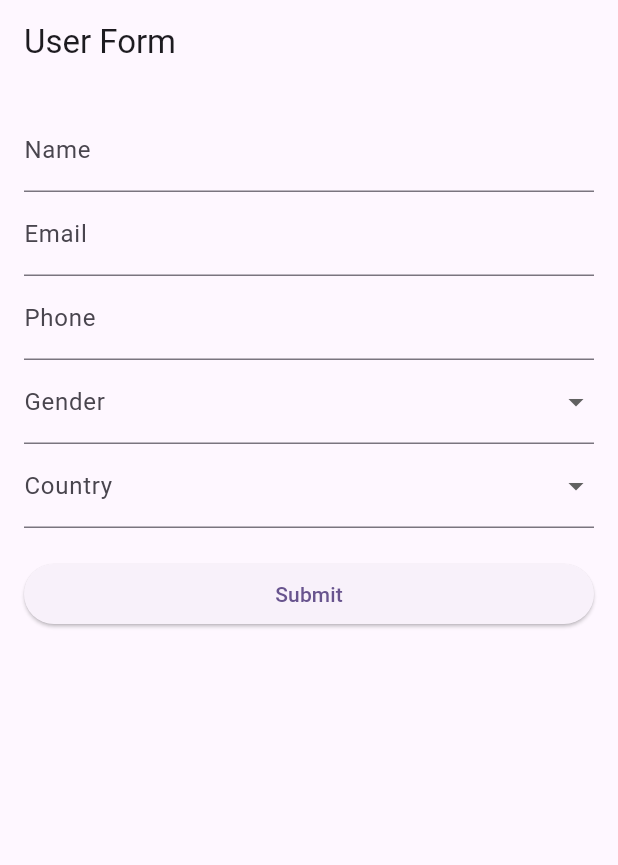
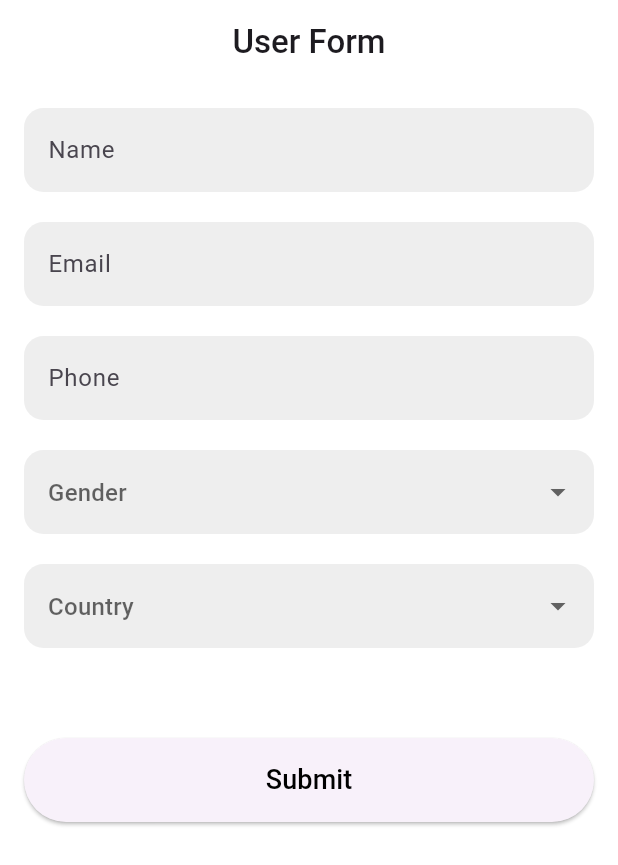
Before and after one commit to kanhaiya3152/zentro, a Flutter app: the FormScreen screen opened directly, on a phone screen of 412 x 824 dp. Shown: the top 865 px of the screen. Run offline on Flutter 3.47's test engine with Material 3 defaults, Android fonts, the light colour scheme and no system bars; our stand-ins replace equatable, flutter_bloc, just_audio, rxdart; network calls fail.

Commit message:
Refactor FormScreen: update form fields with improved UI, add more states and cities, and enhance form submission feedback

```diff
--- a/lib/form.dart
+++ b/lib/form.dart
@@ -20,15 +20,18 @@ class _FormScreenState extends State<FormScreen> {
   String? _state;
   String? _city;
 
-  final List<String> genders = ['Male', 'Female', 'Other'];
+  final List<String> genders = ['Male', 'Female'];
   final List<String> countries = ['India', 'USA'];
   final Map<String, List<String>> states = {
-    'India': ['Delhi', 'Maharashtra'],
+    'India': ['Delhi', 'Maharashtra', 'West Bengal', 'Jharkhand', 'Bihar'],
     'USA': ['California', 'Texas']
   };
   final Map<String, List<String>> cities = {
     'Delhi': ['New Delhi'],
     'Maharashtra': ['Mumbai', 'Pune'],
+    'West Bengal': ['Kolkata'],
+    'Jharkhand': ['Ranchi'],
+    'Bihar': ['Patna'],
     'California': ['Los Angeles', 'San Francisco'],
     'Texas': ['Houston', 'Dallas']
   };
@@ -36,7 +39,15 @@ class _FormScreenState extends State<FormScreen> {
   @override
   Widget build(BuildContext context) {
     return Scaffold(
-      appBar: AppBar(title: const Text('User Form')),
+      backgroundColor: Colors.white,
+      appBar: AppBar(
+        backgroundColor: Colors.white,
+        title: const Text(
+          'User Form',
+          style: TextStyle(fontWeight: FontWeight.w500),
+        ),
+        centerTitle: true,
+      ),
       body: Padding(
         padding: const EdgeInsets.all(16.0),
         child: Form(
@@ -45,31 +56,93 @@ class _FormScreenState extends State<FormScreen> {
             children: [
               TextFormField(
                 controller: _nameController,
-                decoration: const InputDecoration(labelText: 'Name'),
-                validator: (value) => value == null || value.isEmpty ? 'Enter name' : null,
+                decoration: InputDecoration(
+                  hintText: 'Name',
+                  filled: true,
+                  fillColor: Colors.grey[200],
+                  border: OutlineInputBorder(
+                    borderRadius: BorderRadius.circular(13),
+                    borderSide: BorderSide.none,
+                  ),
+                ),
+                validator: (value) =>
+                    value == null || value.isEmpty ? 'Enter name' : null,
+              ),
+              const SizedBox(
+                height: 20,
               ),
               TextFormField(
                 controller: _emailController,
-                decoration: const InputDecoration(labelText: 'Email'),
-                validator: (value) => value != null && value.contains('@') ? null : 'Enter valid email',
+                decoration: InputDecoration(
+                  hintText: 'Email',
+                  filled: true,
+                  fillColor: Colors.grey[200],
+                  border: OutlineInputBorder(
+                    borderRadius: BorderRadius.circular(13),
+                    borderSide: BorderSide.none,
+                  ),
+                ),
+                validator: (value) => value != null && value.contains('@')
+                    ? null
+                    : 'Enter valid email',
+              ),
+              const SizedBox(
+                height: 20,
               ),
               TextFormField(
                 controller: _phoneController,
                 keyboardType: TextInputType.phone,
-                decoration: const InputDecoration(labelText: 'Phone'),
-                validator: (value) => value != null && value.length == 10 ? null : 'Enter valid phone number',
+                decoration: InputDecoration(
+                  hintText: 'Phone',
+                  filled: true,
+                  fillColor: Colors.grey[200],
+                  border: OutlineInputBorder(
+                    borderRadius: BorderRadius.circular(13),
+                    borderSide: BorderSide.none,
+                  ),
+                ),
+                validator: (value) => value != null && value.length == 10
+                    ? null
+                    : 'Enter valid phone number',
+              ),
+              const SizedBox(
+                height: 20,
               ),
               DropdownButtonFormField(
-                decoration: const InputDecoration(labelText: 'Gender'),
+                borderRadius: BorderRadius.circular(10),
+                decoration: InputDecoration(
+                  hintText: 'Gender',
+                  filled: true,
+                  fillColor: Colors.grey[200],
+                  border: OutlineInputBorder(
+                    borderRadius: BorderRadius.circular(13),
+                    borderSide: BorderSide.none,
+                  ),
+                ),
                 value: _gender,
-                items: genders.map((g) => DropdownMenuItem(value: g, child: Text(g))).toList(),
+                items: genders
+                    .map((g) => DropdownMenuItem(value: g, child: Text(g)))
+                    .toList(),
                 onChanged: (val) => setState(() => _gender = val),
                 validator: (value) => value == null ? 'Select gender' : null,
               ),
+              const SizedBox(
+                height: 20,
+              ),
               DropdownButtonFormField(
-                decoration: const InputDecoration(labelText: 'Country'),
+                decoration: InputDecoration(
+                  hintText: 'Country',
+                  filled: true,
+                  fillColor: Colors.grey[200],
+                  border: OutlineInputBorder(
+                    borderRadius: BorderRadius.circular(13),
+                    borderSide: BorderSide.none,
+                  ),
+                ),
                 value: _country,
-                items: countries.map((c) => DropdownMenuItem(value: c, child: Text(c))).toList(),
+                items: countries
+                    .map((c) => DropdownMenuItem(value: c, child: Text(c)))
+                    .toList(),
                 onChanged: (val) => setState(() {
                   _country = val;
                   _state = null;
@@ -77,22 +150,48 @@ class _FormScreenState extends State<FormScreen> {
                 }),
                 validator: (value) => value == null ? 'Select country' : null,
               ),
+              const SizedBox(
+                height: 20,
+              ),
               if (_country != null)
                 DropdownButtonFormField(
-                  decoration: const InputDecoration(labelText: 'State'),
+                  decoration: InputDecoration(
+                    hintText: 'State',
+                    filled: true,
+                    fillColor: Colors.grey[200],
+                    border: OutlineInputBorder(
+                      borderRadius: BorderRadius.circular(13),
+                      borderSide: BorderSide.none,
+                    ),
+                  ),
                   value: _state,
-                  items: states[_country]!.map((s) => DropdownMenuItem(value: s, child: Text(s))).toList(),
+                  items: states[_country]!
+                      .map((s) => DropdownMenuItem(value: s, child: Text(s)))
+                      .toList(),
                   onChanged: (val) => setState(() {
                     _state = val;
                     _city = null;
                   }),
                   validator: (value) => value == null ? 'Select state' : null,
                 ),
+              const SizedBox(
+                height: 20,
+              ),
               if (_state != null)
                 DropdownButtonFormField(
-                  decoration: const InputDecoration(labelText: 'City'),
+                  decoration: InputDecoration(
+                    hintText: 'City',
+                    filled: true,
+                    fillColor: Colors.grey[200],
+                    border: OutlineInputBorder(
+                      borderRadius: BorderRadius.circular(13),
+                      borderSide: BorderSide.none,
+                    ),
+                  ),
                   value: _city,
-                  items: cities[_state]!.map((c) => DropdownMenuItem(value: c, child: Text(c))).toList(),
+                  items: cities[_state]!
+                      .map((c) => DropdownMenuItem(value: c, child: Text(c)))
+                      .toList(),
                   onChanged: (val) => setState(() => _city = val),
                   validator: (value) => value == null ? 'Select city' : null,
                 ),
@@ -101,12 +200,31 @@ class _FormScreenState extends State<FormScreen> {
                 onPressed: () {
                   if (_formKey.currentState!.validate()) {
                     ScaffoldMessenger.of(context).showSnackBar(
-                      const SnackBar(content: Text('Form submitted successfully!')),
+                      const SnackBar(
+                        backgroundColor: Colors.green,
+                        content: Text('Form submitted successfully!'),
+                      ),
                     );
+
+                    setState(() {
+                      _nameController.clear();
+                      _emailController.clear();
+                      _phoneController.clear();
+                      _gender = null;
+                      _country = null;
+                      _state = null;
+                      _city = null;
+                    });
                   }
                 },
-                child: const Text('Submit'),
-              )
+                child: const Padding(
+                  padding: EdgeInsets.all(15),
+                  child: Text(
+                    'Submit',
+                    style: TextStyle(color: Colors.black, fontSize: 18),
+                  ),
+                ),
+              ),
             ],
           ),
         ),
```
